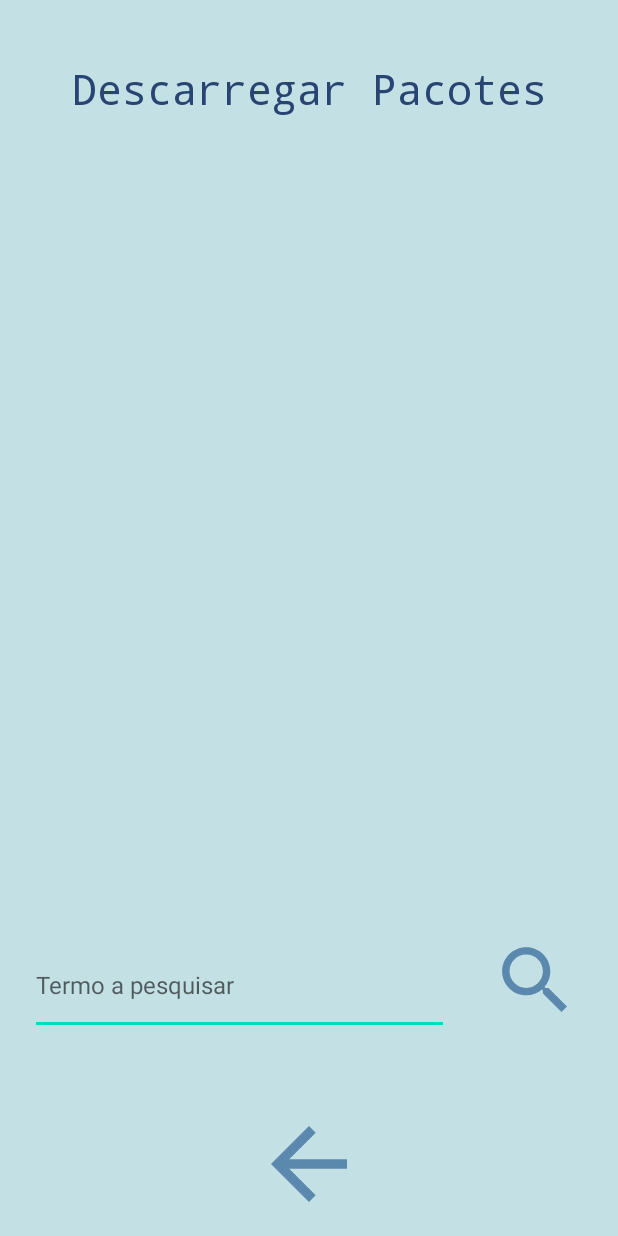
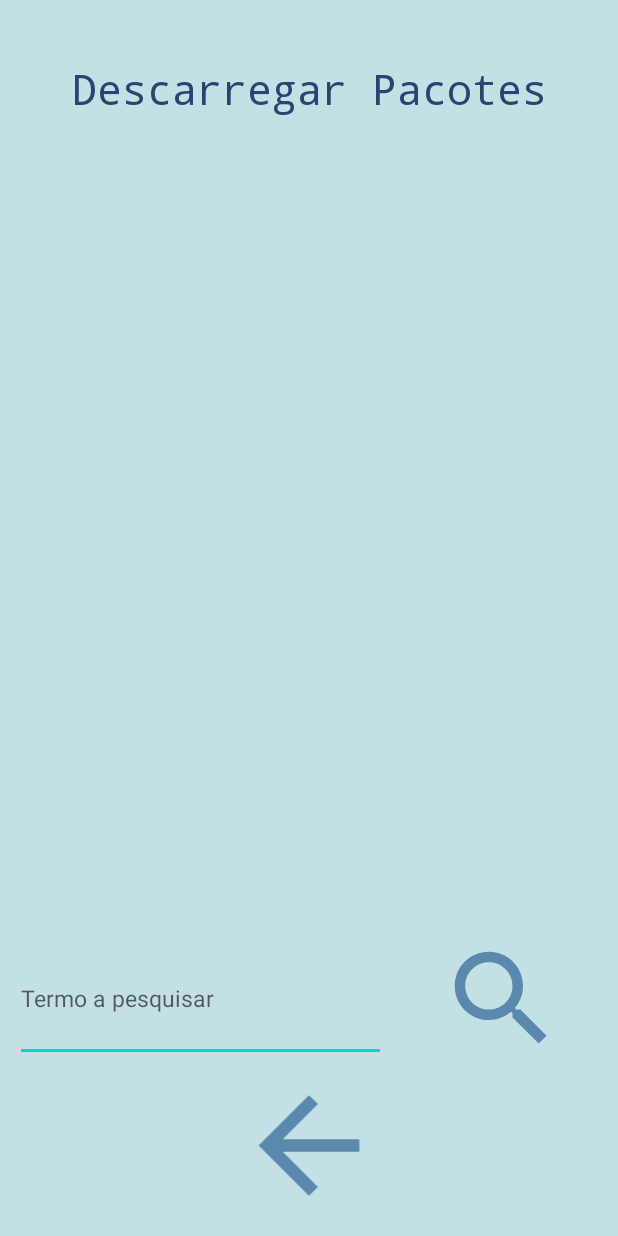
Before and after one commit to farsenfsd/ULang, an Android app: the estudante_descarregar screen opened directly, with no data from a screen before it, on a phone screen of 412 x 824 dp. Run offline under Robolectric (Android 15) with nearby library versions, the phone set to English and light mode, and no system bars; our stand-ins replace Firebase (no records; nobody signed in at launch, a user with empty details on screens opened directly).

Commit message:
Retoques visuais

```diff
--- a/app/src/main/java/com/example/projectoubi_41400/estudante_classificar.java
+++ b/app/src/main/java/com/example/projectoubi_41400/estudante_classificar.java
@@ -74,7 +74,8 @@ public class estudante_classificar extends AppCompatActivity {
             @Override
             public void onItemSelected(AdapterView<?> adapterView, View view, int i, long l) {
                 selecionado = (Pacote) adapterView.getSelectedItem();
-                displayDescription(selecionado);
+                if(selecionado != null)
+                    displayDescription(selecionado);
             }
 
             @Override
--- a/app/src/main/java/com/example/projectoubi_41400/estudante_descarregar.java
+++ b/app/src/main/java/com/example/projectoubi_41400/estudante_descarregar.java
@@ -192,7 +192,7 @@ public class estudante_descarregar extends AppCompatActivity {
         List<Pacote> aux = original;
         aux.sort(Comparator.comparingDouble(Pacote::getRating));
         Collections.reverse(aux);
-        for(Pacote p : aux){
+        for(Pacote p : original){
             addCard(p);
         }
     }
--- a/app/src/main/res/layout/activity_estudante_descarregar.xml
+++ b/app/src/main/res/layout/activity_estudante_descarregar.xml
@@ -29,7 +29,7 @@
         android:layout_above="@+id/buttons"
         android:layout_below="@id/categorias"
         android:layout_marginTop="10dp"
-        android:layout_marginBottom="30dp"
+        android:layout_marginBottom="5dp"
         android:scrollbars="none">
 
         <LinearLayout
@@ -53,7 +53,7 @@
         <LinearLayout
             android:id="@+id/searchbuttons"
             android:layout_width="match_parent"
-            android:layout_height="wrap_content"
+            android:layout_height="20dp"
             android:layout_marginBottom="5dp"
             android:layout_weight="1"
             android:orientation="horizontal"
@@ -61,18 +61,19 @@
 
             <EditText
                 android:id="@+id/searchText"
-                android:layout_width="279dp"
-                android:layout_height="66dp"
-                android:layout_marginHorizontal="20dp"
+                android:layout_width="wrap_content"
+                android:layout_height="match_parent"
+                android:layout_marginHorizontal="10dp"
+                android:layout_weight="1"
                 android:hint="@string/nome_do_pacote"
-                android:textSize="16sp" />
+                android:textSize="15sp" />
 
             <ImageView
                 android:src="@drawable/ic_search"
-                android:layout_width="75dp"
-                android:layout_height="59dp"
+                android:layout_width="wrap_content"
+                android:layout_height="match_parent"
                 android:layout_marginEnd="10dp"
-                android:layout_marginBottom="10dp"
+                android:layout_weight="1"
                 android:onClick="Search"
                 android:text="@string/procurar"
                 app:cornerRadius="7dp" />
```
